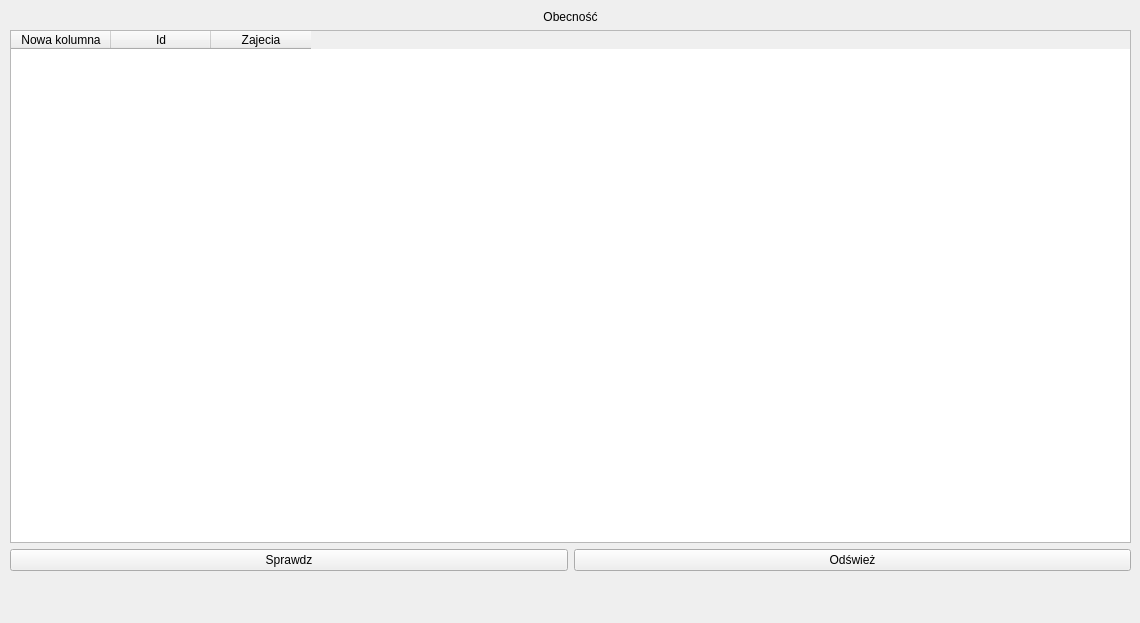
Qt form tableedit_obecnosci.ui (aleksanderkalenbach/IO_2020_2021_ASP) before a commit.
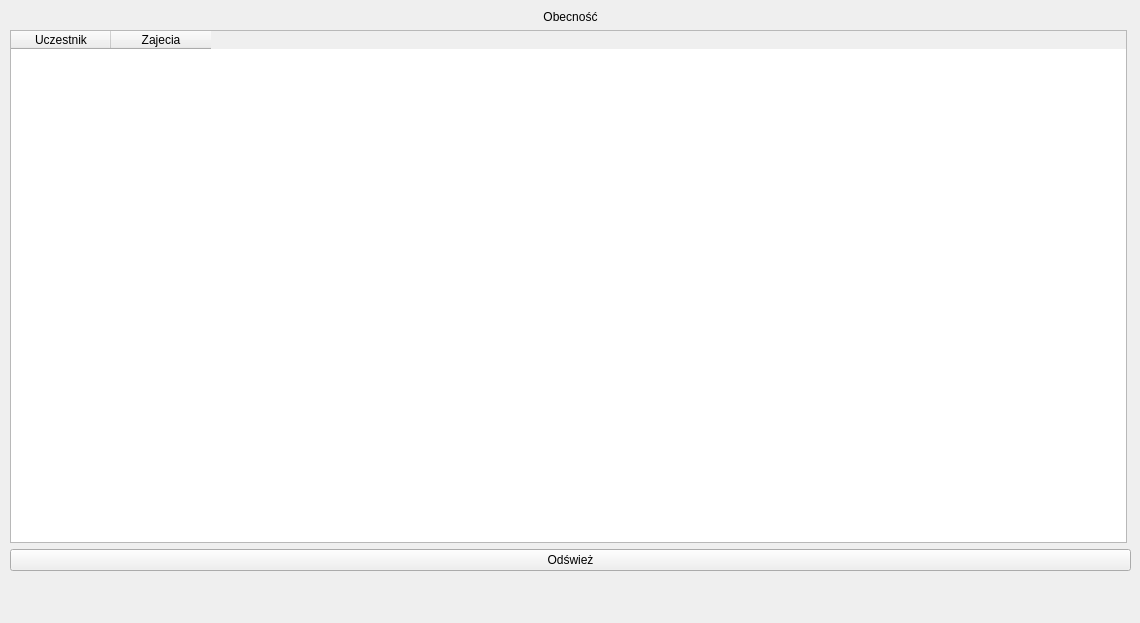
The same form after that commit.

```diff
--- a/tableedit_obecnosci.ui
+++ b/tableedit_obecnosci.ui
@@ -25,30 +25,17 @@
    <layout class="QGridLayout" name="gridLayout_2">
     <item row="3" column="0">
      <layout class="QGridLayout" name="gridLayout">
-      <item row="1" column="0">
-       <widget class="QPushButton" name="pushButton">
-        <property name="text">
-         <string>Sprawdz</string>
-        </property>
-       </widget>
-      </item>
-      <item row="1" column="1">
-       <widget class="QPushButton" name="pushButton_2">
-        <property name="text">
-         <string>Odśwież</string>
-        </property>
-       </widget>
-      </item>
       <item row="0" column="0" colspan="2">
        <widget class="QTableWidget" name="tableWidget">
+        <property name="maximumSize">
+         <size>
+          <width>1117</width>
+          <height>16777215</height>
+         </size>
+        </property>
         <column>
          <property name="text">
-          <string>Nowa kolumna</string>
-         </property>
-        </column>
-        <column>
-         <property name="text">
-          <string>Id</string>
+          <string>Uczestnik</string>
          </property>
         </column>
         <column>
@@ -58,6 +45,13 @@
         </column>
        </widget>
       </item>
+      <item row="1" column="0" colspan="2">
+       <widget class="QPushButton" name="pushButton_2">
+        <property name="text">
+         <string>Odśwież</string>
+        </property>
+       </widget>
+      </item>
      </layout>
     </item>
     <item row="0" column="0">
```
